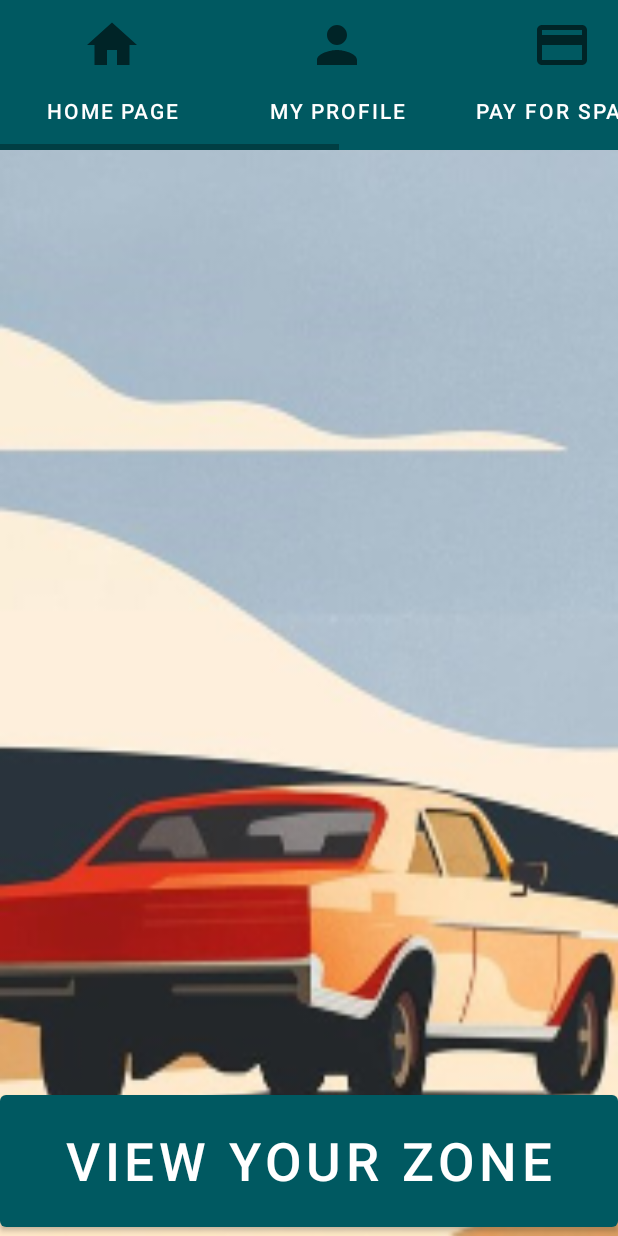
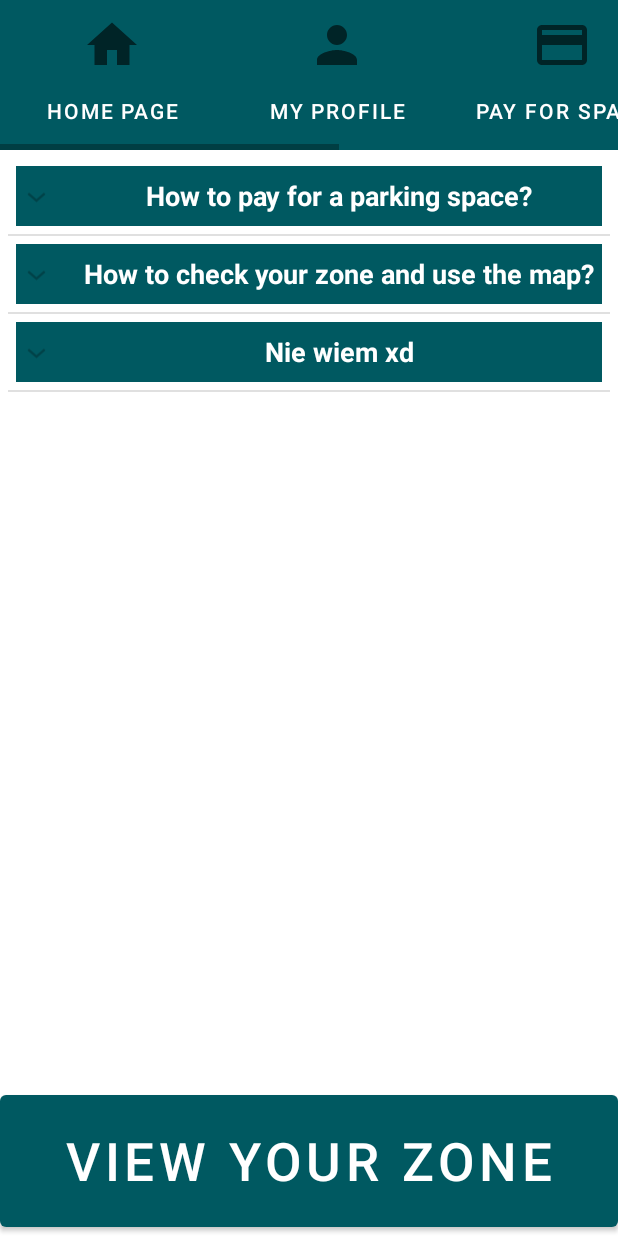
Before and after one commit to justyna7x/parking, an Android app: the ProfileActivity screen opened directly, with no data from a screen before it, on a phone screen of 412 x 824 dp. Run offline under Robolectric (Android 15) with nearby library versions, the phone set to English and light mode, and no system bars; our stand-ins replace Firebase (no records; nobody signed in at launch, a user with empty details on screens opened directly).

Commit message:
Intructions on the main page

```diff
--- /dev/null
+++ b/app/src/main/java/com/example/parked2/ExpandableTextViewAdapter.java
@@ -0,0 +1,103 @@
+package com.example.parked2;
+
+import android.content.Context;
+import android.graphics.Typeface;
+import android.view.LayoutInflater;
+import android.view.View;
+import android.view.ViewGroup;
+import android.widget.BaseExpandableListAdapter;
+import android.widget.TextView;
+
+public class ExpandableTextViewAdapter extends BaseExpandableListAdapter {
+
+    Context context;
+
+
+    String[] faqs = {
+            "How to pay for a parking space?",
+            "How to check your zone and use the map?",
+            "Nie wiem xd"
+    };
+
+    String[][]anwser={
+            {"1.\tOn the menu above scroll left to find the button “Pay for space”. Tap on it.\n" +
+                    "2.\tPlease select the zone you are going to park your car in (if you are unsure which zone are you in, please check the map which you can find below)\n" +
+                    "3.\tSelect the amount of time you want to purchase the ticket. Remember to only leave your car in the spaces that are marked with the sign “Pay at the machine”.\n" +
+                    "4.\tTap on “Pay” and you can leave your car parked!\n"},
+            {"1.\tTo check your zone switch on the location service on your phone and click the button down below in the app “View your zone”\n" +
+                    "2.\tIt will show you the street and the zone you are currently located in. To view the map, tap on “View map”.\n" +
+                    "3.\tIf you would like to save the last location you have been (parked your car), click the button “Save your location”. It will add a pinpoint to the map, and you do not need to worry about remembering where exactly you have parked your car.\n"},
+            {"Hehehe"}
+    };
+
+    public ExpandableTextViewAdapter(Context context) {
+        this.context = context;
+    }
+
+    @Override
+    public int getGroupCount() {
+        return faqs.length;
+    }
+
+    @Override
+    public int getChildrenCount(int groupPosition) {
+        return anwser[groupPosition].length;
+    }
+
+    @Override
+    public Object getGroup(int groupPosition) {
+        return faqs[groupPosition];
+    }
+
+    @Override
+    public Object getChild(int groupPosition, int childPosition) {
+        return anwser[groupPosition][childPosition];
+    }
+
+    @Override
+    public long getGroupId(int groupPosition) {
+        return groupPosition;
+    }
+
+    @Override
+    public long getChildId(int groupPosition, int childPosition) {
+        return childPosition;
+    }
+
+    @Override
+    public boolean hasStableIds() {
+        return false;
+    }
+
+    @Override
+    public View getGroupView(int groupPosition, boolean isExpanded, View convertView, ViewGroup parent) {
+        String questionFaq = (String)getGroup(groupPosition);
+        if(convertView==null){
+            LayoutInflater inflater = (LayoutInflater)this.context.getSystemService(context.LAYOUT_INFLATER_SERVICE);
+            convertView = inflater.inflate(R.layout.faqs_title, null);
+        }
+        TextView questionFaq2 = convertView.findViewById(R.id.instructionTitle);
+        questionFaq2.setTypeface(null, Typeface.BOLD);
+        questionFaq2.setText(questionFaq);
+        return convertView;
+
+    }
+
+    @Override
+    public View getChildView(int groupPosition, int childPosition, boolean isLastChild, View convertView, ViewGroup parent) {
+        final String anwserFaq = (String)getChild(groupPosition, childPosition);
+        if (convertView==null){
+            LayoutInflater inflater = (LayoutInflater)this.context.getSystemService(context.LAYOUT_INFLATER_SERVICE);
+            convertView= inflater.inflate(R.layout.faqs_anwser, null);
+        }
+
+        TextView anwserFaq2 = convertView.findViewById(R.id.descriptionFaqView);
+        anwserFaq2.setText(anwserFaq);
+        return convertView;
+    }
+
+    @Override
+    public boolean isChildSelectable(int groupPosition, int childPosition) {
+        return false;
+    }
+}
--- a/app/src/main/java/com/example/parked2/MapsActivity.java
+++ b/app/src/main/java/com/example/parked2/MapsActivity.java
@@ -98,7 +98,7 @@ public class MapsActivity extends FragmentActivity implements OnMapReadyCallback
 
         // Add a marker in Leicester Sydney and move the camera
 
-        LatLng leicester = new LatLng(52, -1);
+        LatLng leicester = new LatLng(52.635669, -1.133814);
 
        /* mMap.addMarker(new MarkerOptions().position(Leicester).title("Marker in Leicester"));
         mMap.moveCamera(CameraUpdateFactory.newLatLng(Leicester));*/
--- a/app/src/main/java/com/example/parked2/ProfileActivity.java
+++ b/app/src/main/java/com/example/parked2/ProfileActivity.java
@@ -6,17 +6,23 @@ import android.content.Intent;
 import android.os.Bundle;
 import android.view.View;
 import android.widget.Button;
+import android.widget.ExpandableListView;
 
 import com.google.firebase.auth.FirebaseAuth;
 
 public class ProfileActivity extends AppCompatActivity {
 
     private Button homePage, logout, myProfile, mapsa;
+    ExpandableListView expandableTextView;
 
     @Override
     protected void onCreate(Bundle savedInstanceState) {
         super.onCreate(savedInstanceState);
         setContentView(R.layout.activity_profile);
+
+        expandableTextView=findViewById(R.id.eTV);
+        ExpandableTextViewAdapter adapter = new ExpandableTextViewAdapter(ProfileActivity.this);
+        expandableTextView.setAdapter(adapter);
 
         homePage = (Button) findViewById(R.id.homePage);
 
--- a/app/src/main/res/layout/activity_profile.xml
+++ b/app/src/main/res/layout/activity_profile.xml
@@ -4,11 +4,11 @@
     xmlns:tools="http://schemas.android.com/tools"
     android:layout_width="match_parent"
     android:layout_height="match_parent"
-    android:background="@drawable/background_pic2"
     tools:context=".ProfileActivity"
     >
 
     <ScrollView
+        android:id="@+id/scrolla"
         android:layout_width="wrap_content"
         android:layout_height="wrap_content">
         <HorizontalScrollView
@@ -71,6 +71,16 @@
         </HorizontalScrollView>
     </ScrollView>
 
+    <ExpandableListView
+        android:id="@+id/eTV"
+        android:layout_width="match_parent"
+        android:layout_height="match_parent"
+        android:layout_alignParentEnd="true"
+
+        android:layout_marginTop="100dp"
+        android:layout_marginBottom="100dp"
+        android:padding="5dp" />
+
     <Button
         android:id="@+id/view_zone"
         android:text="View your zone"
--- /dev/null
+++ b/app/src/main/res/layout/faqs_title.xml
@@ -0,0 +1,25 @@
+<?xml version="1.0" encoding="utf-8"?>
+<LinearLayout
+    xmlns:android="http://schemas.android.com/apk/res/android"
+    android:layout_width="match_parent"
+    android:layout_height="match_parent"
+    android:orientation="vertical"
+    android:padding="5dp">
+
+    <TextView
+        android:layout_width="match_parent"
+        android:layout_height="wrap_content"
+        android:id="@+id/instructionTitle"
+        android:paddingLeft="?android:expandableListPreferredChildPaddingLeft"
+        android:paddingStart="?android:expandableListPreferredChildPaddingLeft"
+        android:minHeight="40dp"
+        android:text="How to pay for a parking space?"
+        android:textColor="@color/white"
+        android:textSize="18dp"
+
+        android:gravity="center"
+        android:background="#005961"
+
+        />
+
+</LinearLayout>
```
Also changed, not shown: app/src/main/res/layout/faqs_anwser.xml (added, +20 -0 lines).
